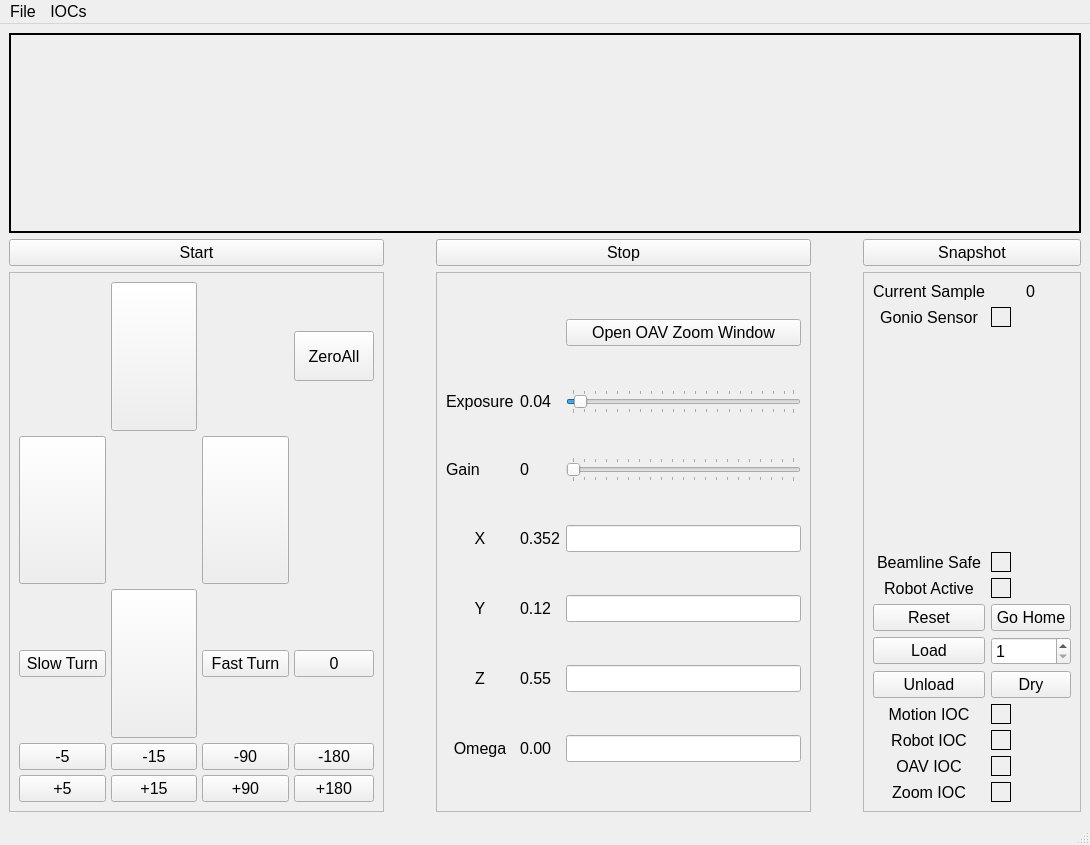
The window that guiv4.ui (DiamondLightSource/aithre) describes before a commit, drawn with Qt 5.
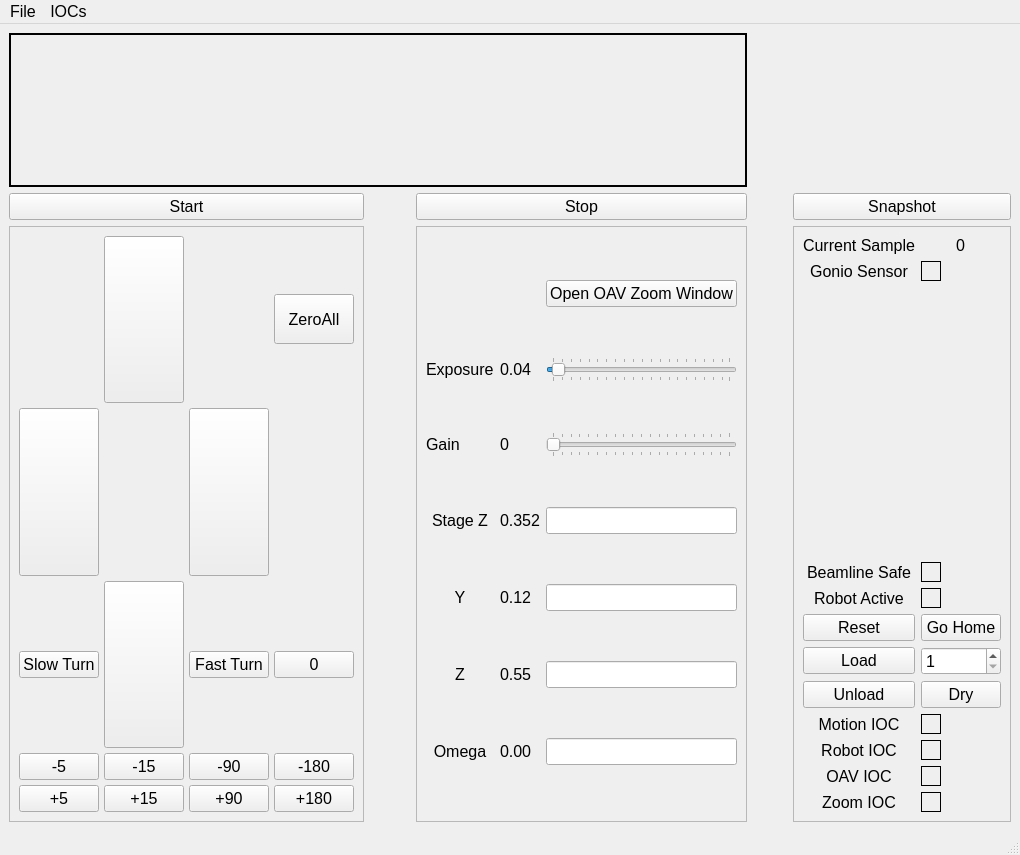
The same window after the commit. Icons and pictures are not drawn.

The edit to the form file:
```diff
--- a/guiv4.ui
+++ b/guiv4.ui
@@ -6,8 +6,8 @@
    <rect>
     <x>0</x>
     <y>0</y>
-    <width>1090</width>
-    <height>845</height>
+    <width>1004</width>
+    <height>855</height>
    </rect>
   </property>
   <property name="minimumSize">
@@ -72,7 +72,7 @@
           </sizepolicy>
          </property>
          <property name="text">
-          <string>X</string>
+          <string>Stage Z</string>
          </property>
          <property name="alignment">
           <set>Qt::AlignCenter</set>
@@ -852,7 +852,23 @@
       </property>
      </widget>
     </item>
-    <item row="0" column="0" colspan="5">
+    <item row="3" column="1">
+     <spacer name="horizontalSpacer">
+      <property name="orientation">
+       <enum>Qt::Horizontal</enum>
+      </property>
+      <property name="sizeType">
+       <enum>QSizePolicy::Minimum</enum>
+      </property>
+      <property name="sizeHint" stdset="0">
+       <size>
+        <width>40</width>
+        <height>20</height>
+       </size>
+      </property>
+     </spacer>
+    </item>
+    <item row="0" column="0" rowspan="2" colspan="3">
      <widget class="QLabel" name="oav_stream">
       <property name="sizePolicy">
        <sizepolicy hsizetype="Maximum" vsizetype="Maximum">
@@ -862,14 +878,20 @@
       </property>
       <property name="minimumSize">
        <size>
-        <width>200</width>
-        <height>200</height>
+        <width>206</width>
+        <height>154</height>
        </size>
       </property>
       <property name="maximumSize">
        <size>
-        <width>2000</width>
-        <height>2000</height>
+        <width>2064</width>
+        <height>1544</height>
+       </size>
+      </property>
+      <property name="sizeIncrement">
+       <size>
+        <width>4</width>
+        <height>3</height>
        </size>
       </property>
       <property name="frameShape">
@@ -916,7 +938,7 @@
     <rect>
      <x>0</x>
      <y>0</y>
-     <width>1090</width>
+     <width>1004</width>
      <height>21</height>
     </rect>
    </property>
```
Left out of the diff: 26 changed lines with no effect on the pictures.
